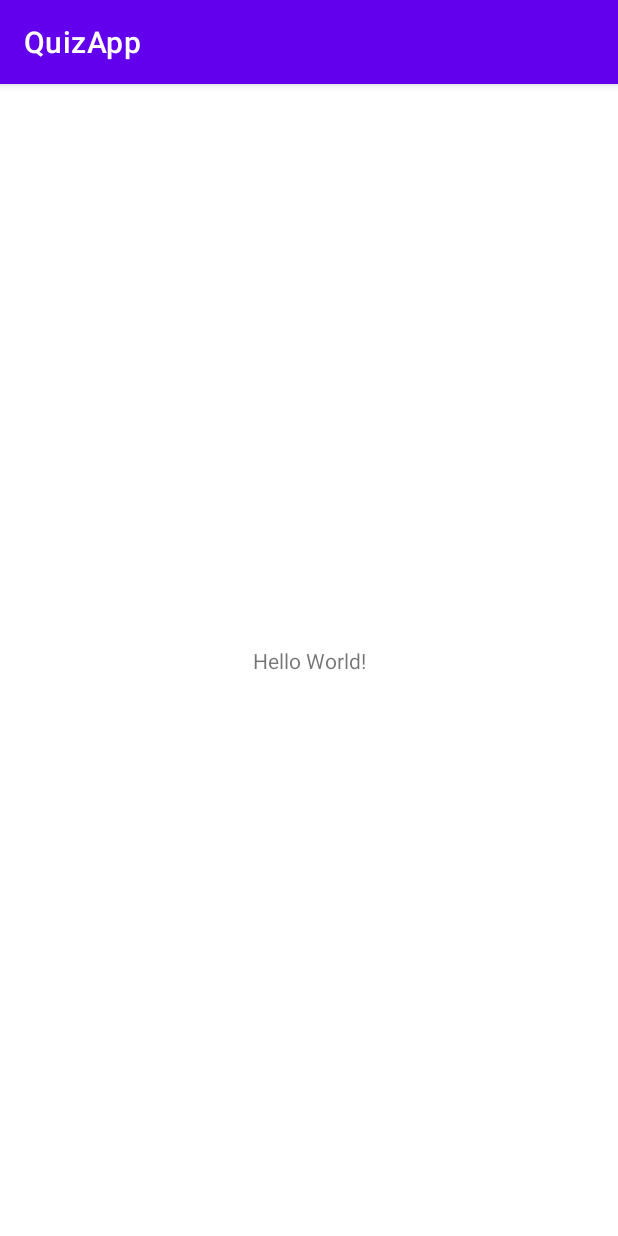
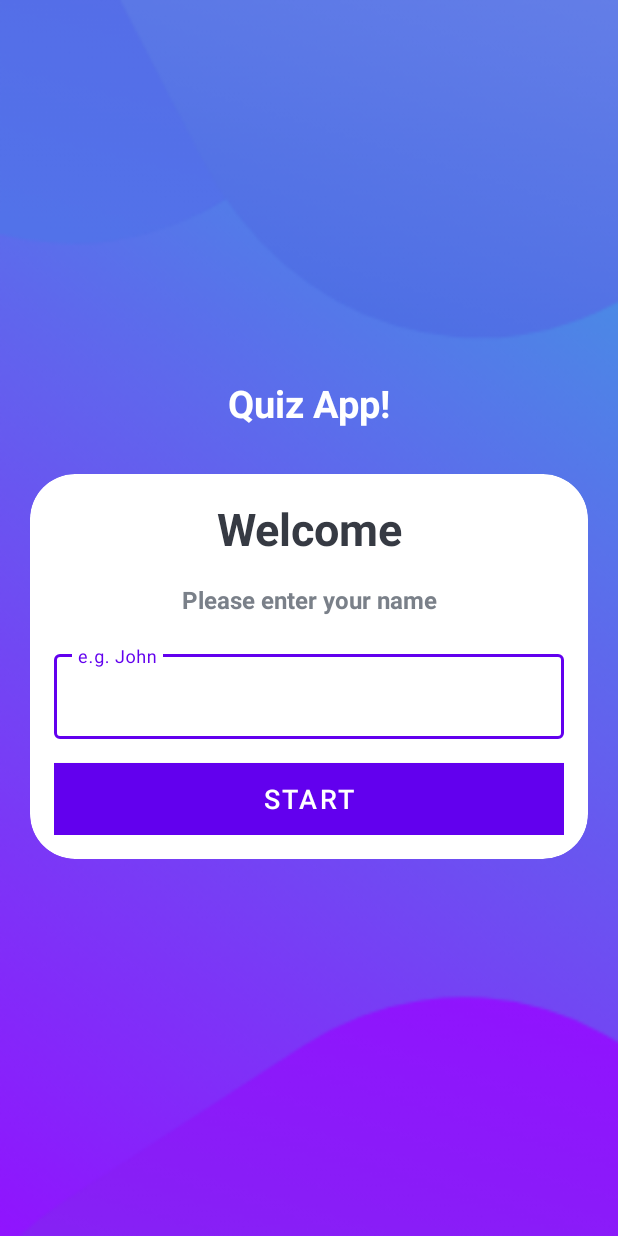
Before and after one commit to pranavc33/Quiz-App, an Android app: the screen it shows after launch (MainActivity), on a phone screen of 412 x 824 dp. Run offline under Robolectric (Android 15) with nearby library versions, the phone set to English and light mode, and no system bars.

Commit message:
start page

```diff
--- a/app/src/main/res/layout/activity_main.xml
+++ b/app/src/main/res/layout/activity_main.xml
@@ -1,18 +1,107 @@
 <?xml version="1.0" encoding="utf-8"?>
-<androidx.constraintlayout.widget.ConstraintLayout xmlns:android="http://schemas.android.com/apk/res/android"
+<LinearLayout xmlns:android="http://schemas.android.com/apk/res/android"
     xmlns:app="http://schemas.android.com/apk/res-auto"
     xmlns:tools="http://schemas.android.com/tools"
     android:layout_width="match_parent"
     android:layout_height="match_parent"
+    android:background="@drawable/ic_bg"
+    android:gravity="center"
+    android:orientation="vertical"
     tools:context=".MainActivity">
 
     <TextView
-        android:layout_width="wrap_content"
+        android:layout_width="match_parent"
         android:layout_height="wrap_content"
-        android:text="Hello World!"
-        app:layout_constraintBottom_toBottomOf="parent"
-        app:layout_constraintEnd_toEndOf="parent"
-        app:layout_constraintStart_toStartOf="parent"
-        app:layout_constraintTop_toTopOf="parent" />
+        android:text="Quiz App!"
+        android:textSize="25sp"
+        android:textStyle="bold"
+        android:layout_marginBottom="30dp"
+android:gravity="center"
+        android:textColor="@color/white" />
 
-</androidx.constraintlayout.widget.ConstraintLayout>
+
+    <com.google.android.material.card.MaterialCardView
+        android:layout_width="match_parent"
+        android:layout_height="wrap_content"
+        app:cardCornerRadius="30dp"
+        android:layout_marginStart="20dp"
+        android:layout_marginEnd="20dp"
+        android:background="@color/white"
+
+        >
+
+        <LinearLayout
+            android:layout_width="match_parent"
+            android:layout_height="wrap_content"
+            tools:ignore="ExtraText"
+            android:layout_margin="16dp"
+            android:orientation="vertical">
+
+            <TextView
+                android:layout_width="match_parent"
+                android:layout_height="wrap_content"
+                android:text="Welcome"
+                android:textSize="30sp"
+                android:textStyle="bold"
+                android:gravity="center"
+                android:textColor="#363A43" />
+
+
+
+            <TextView
+                android:layout_width="match_parent"
+                android:layout_height="wrap_content"
+                android:text="Please enter your name"
+                android:textSize="16sp"
+                android:layout_marginTop="16dp"
+                android:textStyle="bold"
+                android:gravity="center"
+                android:textColor="#7A8089"
+
+                />
+
+            <com.google.android.material.textfield.TextInputLayout
+                android:layout_width="match_parent"
+                android:layout_height="wrap_content"
+                style="@style/Widget.MaterialComponents.TextInputLayout.OutlinedBox"
+                android:layout_marginTop="20dp"
+
+
+
+
+                >
+
+                <androidx.appcompat.widget.AppCompatEditText
+                    android:layout_width="match_parent"
+                    android:layout_height="wrap_content"
+                    android:hint="e.g. John"
+                    android:inputType="textCapWords"
+                    android:textColor="#363A43"
+                    android:textColorHint="#7A8089"
+                    />
+
+
+
+            </com.google.android.material.textfield.TextInputLayout>
+
+
+            <Button
+                android:layout_width="match_parent"
+                android:layout_height="wrap_content"
+                android:layout_marginTop="16dp"
+                android:background="@color/design_default_color_primary"
+                android:text="Start"
+                android:textColor="@color/white"
+                android:textSize="18sp"
+
+
+                />
+
+
+    </LinearLayout>
+
+
+
+    </com.google.android.material.card.MaterialCardView>
+
+</LinearLayout>
--- a/app/src/main/res/values/themes.xml
+++ b/app/src/main/res/values/themes.xml
@@ -1,6 +1,6 @@
 <resources xmlns:tools="http://schemas.android.com/tools">
     <!-- Base application theme. -->
-    <style name="Theme.QuizApp" parent="Theme.MaterialComponents.DayNight.DarkActionBar">
+    <style name="Theme.QuizApp" parent="Theme.MaterialComponents.DayNight.NoActionBar">
         <!-- Primary brand color. -->
         <item name="colorPrimary">@color/purple_500</item>
         <item name="colorPrimaryVariant">@color/purple_700</item>
@@ -12,5 +12,7 @@
         <!-- Status bar color. -->
         <item name="android:statusBarColor" tools:targetApi="l">?attr/colorPrimaryVariant</item>
         <!-- Customize your theme here. -->
+    <item name="android:windowFullscreen">true</item>
+
     </style>
 </resources>
```
Also changed, not shown: app/src/main/res/drawable/ic_bg.png (added).
